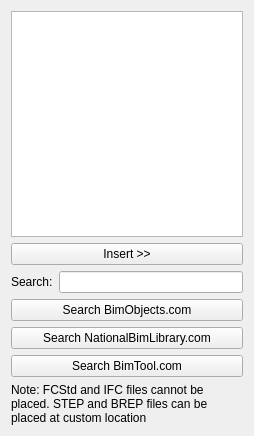
First picture: the form in dialogLibrary.ui, repository yorikvanhavre/BIM_Workbench, before the edit.
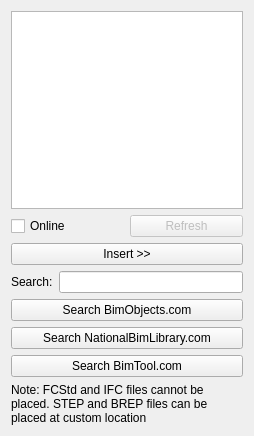
Second picture: the form after the edit. Icons and pictures are not drawn.

Commit message: Library tool can now use online version

```diff
--- a/dialogLibrary.ui
+++ b/dialogLibrary.ui
@@ -21,6 +21,38 @@
      </property>
     </widget>
    </item>
+   <item>
+    <layout class="QHBoxLayout" name="horizontalLayout_2">
+     <item>
+      <widget class="QCheckBox" name="checkOnline">
+       <property name="toolTip">
+        <string>If this is checked, the library doesn't need to be installed. Contents will be fetched online.</string>
+       </property>
+       <property name="text">
+        <string>Online</string>
+       </property>
+      </widget>
+     </item>
+     <item>
+      <widget class="QPushButton" name="buttonRefresh">
+       <property name="enabled">
+        <bool>false</bool>
+       </property>
+       <property name="toolTip">
+        <string>Refresh the contents of the library. WARNING: Can take a few minutes. For faster results, install the library locally from menu Tools-&gt;Addon Manager</string>
+       </property>
+       <property name="text">
+        <string>Refresh</string>
+       </property>
+       <property name="icon">
+        <iconset theme="reload">
+         <normaloff/>
+        </iconset>
+       </property>
+      </widget>
+     </item>
+    </layout>
+   </item>
    <item>
     <widget class="QPushButton" name="buttonInsert">
      <property name="text">
```
Left out of the diff: 19 changed lines with no effect on the pictures. The commit also changes 1 other file.
